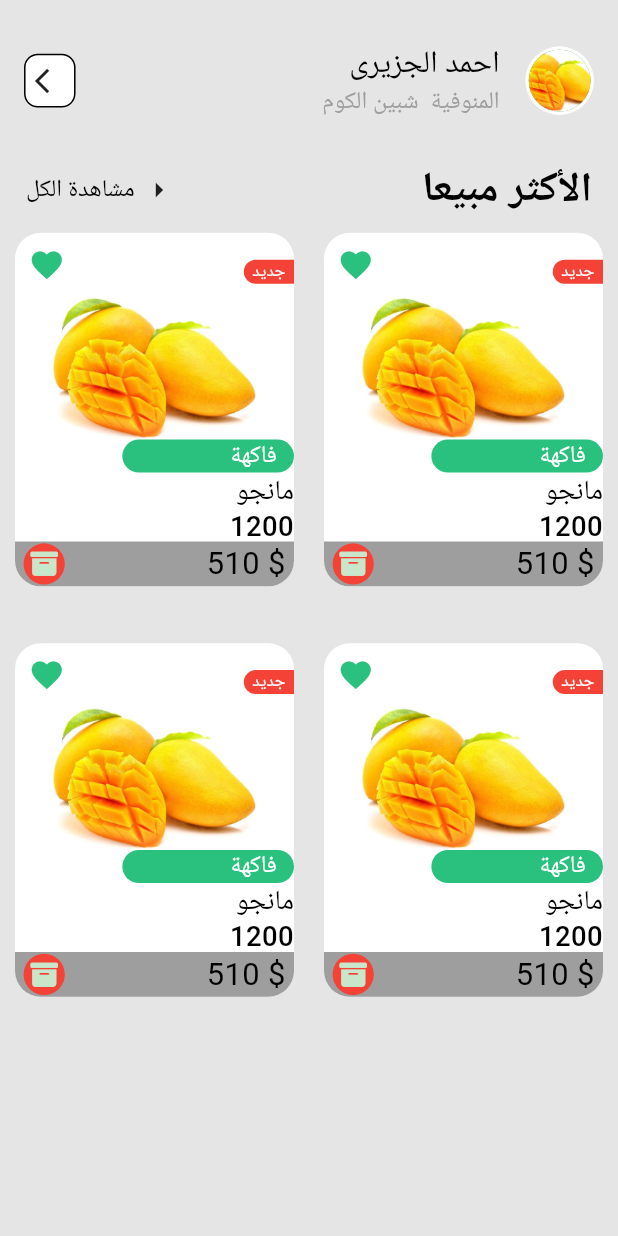
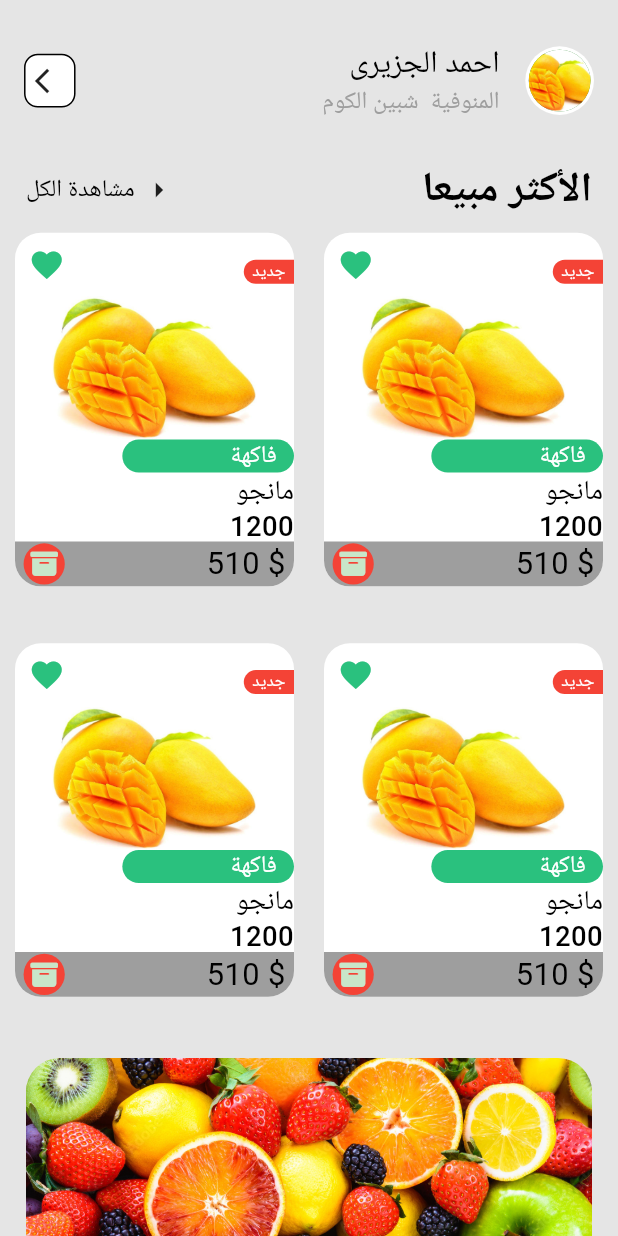
Before and after one commit to ahmedalgzery/Selaty-App, a Flutter app: the HomeView screen opened by its route, scrolled down 546 dp, on a phone screen of 412 x 824 dp. Run offline on Flutter 3.47's test engine with Material 2 defaults, Android fonts, the phone set to English and light mode, and no system bars; our stand-ins replace dotted_border, flutter_onboarding_slider, flutter_screenutil, font_awesome_flutter, go_router, intl_phone_field and 1 more; missing offline and left inert: flutter_verification_code.

Commit message:
add home view ad

```diff
--- /dev/null
+++ b/lib/features/home/presentation/views/widgets/home_view_ad.dart
@@ -0,0 +1,20 @@
+import 'package:flutter/material.dart';
+import 'package:flutter_screenutil/flutter_screenutil.dart';
+import 'package:selaty/core/utils/assets.dart';
+
+class HomeViewAd extends StatelessWidget {
+  const HomeViewAd({super.key});
+
+  @override
+  Widget build(BuildContext context) {
+    return Container(
+      width: double.infinity,
+      height: 180.h,
+      margin: EdgeInsets.symmetric(horizontal: 15.w),
+      decoration: BoxDecoration(
+          borderRadius: BorderRadius.circular(20.r),
+          image: const DecorationImage(
+              image: AssetImage(AssetesData.fruit), fit: BoxFit.fitWidth)),
+    );
+  }
+}
--- a/lib/features/home/presentation/views/widgets/home_view_best_seller.dart
+++ b/lib/features/home/presentation/views/widgets/home_view_best_seller.dart
@@ -10,7 +10,7 @@ class HomeViewBestSeller extends StatelessWidget {
   Widget build(BuildContext context) {
     return SizedBox(
       width: double.infinity,
-      height: 600.h,
+      height: 500.h,
       child: Column(
         children: [
           Padding(
--- a/lib/features/home/presentation/views/widgets/home_view_body.dart
+++ b/lib/features/home/presentation/views/widgets/home_view_body.dart
@@ -1,5 +1,6 @@
 import 'package:flutter/material.dart';
 import 'package:flutter_screenutil/flutter_screenutil.dart';
+import 'package:selaty/features/home/presentation/views/widgets/home_view_ad.dart';
 import 'package:selaty/features/home/presentation/views/widgets/home_view_best_seller.dart';
 import 'package:selaty/features/home/presentation/views/widgets/home_view_best_value.dart';
 import 'package:selaty/features/home/presentation/views/widgets/home_view_categories.dart';
@@ -25,7 +26,8 @@ class HomeViewBody extends StatelessWidget {
         SizedBox(
           height: 15.h,
         ),
-        const HomeViewBestSeller()
+        const HomeViewBestSeller(),
+        HomeViewAd()
       ]),
     );
   }
```
